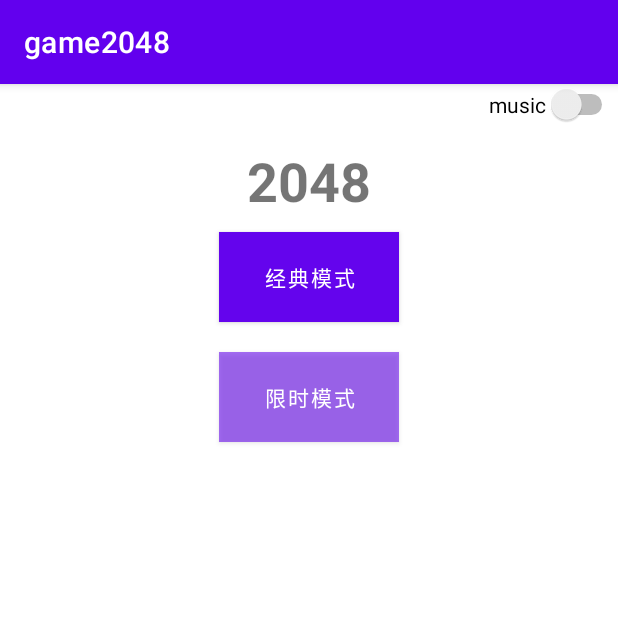
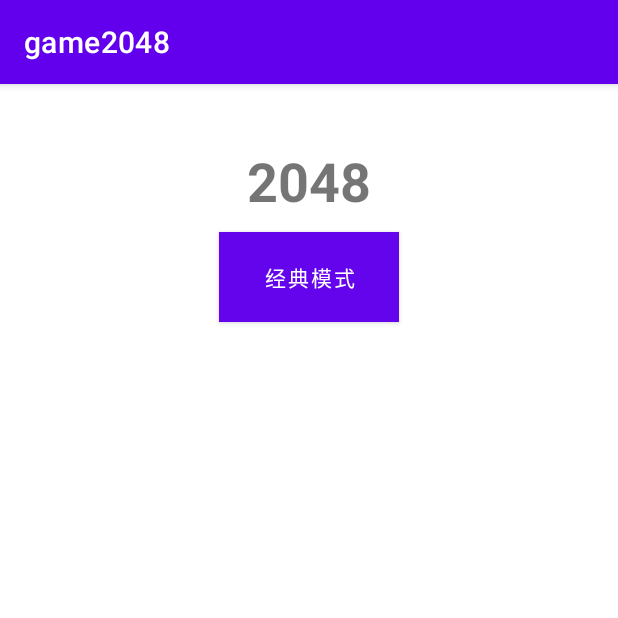
Before and after one commit to maoyifanEE/simpleGameWithKotlin_2048, an Android app: the screen it shows after launch (MainActivity), on a phone screen of 412 x 824 dp, the top half of it. Run offline under Robolectric (Android 15) with nearby library versions, the phone set to English and light mode, and no system bars.

Commit message:
a basic 2048 game is done

```diff
--- a/app/src/main/java/com/example/game2048/Constant.kt
+++ b/app/src/main/java/com/example/game2048/Constant.kt
@@ -17,6 +17,7 @@ public class Constant {
     val unitDistance = 335f
     val animationMoveTime = 200L
     val gestureDirectionStandard = 300
+    val updateGameTimeDelay = 50L
 }
 
 val constantManager = Constant()
--- a/app/src/main/java/com/example/game2048/Fragment/StartFragment.kt
+++ b/app/src/main/java/com/example/game2048/Fragment/StartFragment.kt
@@ -4,6 +4,7 @@ import android.app.AlertDialog
 import android.os.Bundle
 import android.view.LayoutInflater
 import android.view.View
+import android.view.View.INVISIBLE
 import android.view.ViewGroup
 import android.widget.Button
 import androidx.fragment.app.Fragment
@@ -23,6 +24,7 @@ class StartFragment : Fragment() {
         btnClassicGame.setOnClickListener {
             goToFragment(ClassicGameFragment())
         }
+        btnTimeLimitGame.visibility = INVISIBLE
         btnTimeLimitGame.setOnClickListener {
             AlertDialog.Builder(context)
                 .setMessage("not open yet")
--- a/app/src/main/res/layout/fragment_start.xml
+++ b/app/src/main/res/layout/fragment_start.xml
@@ -6,14 +6,6 @@
     android:layout_height="match_parent"
     xmlns:app="http://schemas.android.com/apk/res-auto">
 
-
-    <Switch
-        android:id="@+id/startFragment_sw_music"
-        app:layout_constraintTop_toTopOf="parent"
-        app:layout_constraintEnd_toEndOf="parent"
-        android:text="music"
-        android:layout_width="wrap_content"
-        android:layout_height="wrap_content"/>
 
     <TextView
         android:id="@+id/startFragment_tv_title"
```
Also changed, not shown: app/src/main/java/com/example/game2048/ViewModel/ClassicGameViewModel.kt (+4 -4 lines).
